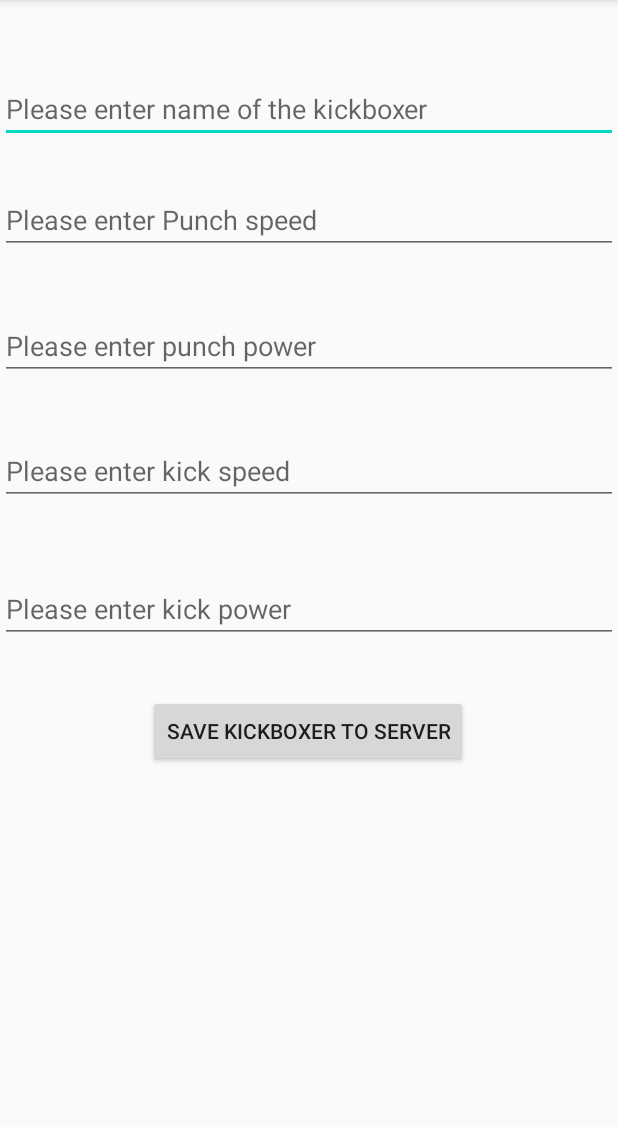
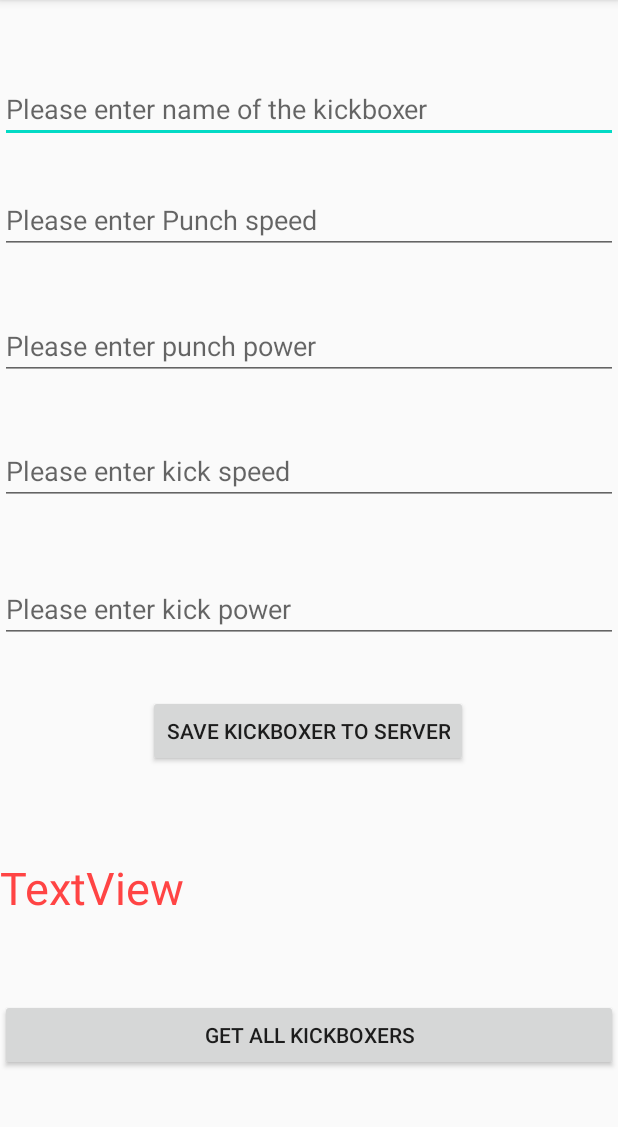
Before and after one commit to darshan0495/InstagramClone, an Android app: the screen it shows after launch (MainActivity), on a phone screen of 412 x 824 dp, the part 84-1211 px from its top. Run offline under Robolectric (Android 15) with nearby library versions, the phone set to English and light mode, and no system bars; libraries missing offline, so code that uses them is left out: com.parse, com.shashank.sony; 1 statement that could not run was skipped.

Commit message:
Get Data from parse Server

```diff
--- a/app/src/main/java/com/example/instagramclone/MainActivity.java
+++ b/app/src/main/java/com/example/instagramclone/MainActivity.java
@@ -6,16 +6,26 @@ import android.os.Bundle;
 import android.view.View;
 import android.widget.Button;
 import android.widget.EditText;
+import android.widget.TextView;
 import android.widget.Toast;
 
+import com.parse.FindCallback;
+import com.parse.GetCallback;
 import com.parse.ParseException;
 import com.parse.ParseObject;
+import com.parse.ParseQuery;
 import com.parse.SaveCallback;
 import com.shashank.sony.fancytoastlib.FancyToast;
 
+import java.util.List;
+
+import static java.nio.file.Paths.get;
+
 public class MainActivity extends AppCompatActivity implements View.OnClickListener{
-    private Button btnSave;
+    private Button btnSave,btnGetAllData;
     private EditText edtName,edtPunchSpeed,edtPunchPower,edtKickSpeed,edtKickPower;
+    private TextView txtGetData;
+    private String allKickBoxers;
     @Override
     protected void onCreate(Bundle savedInstanceState) {
         super.onCreate(savedInstanceState);
@@ -26,8 +36,47 @@ public class MainActivity extends AppCompatActivity implements View.OnClickListe
         edtKickSpeed=findViewById(R.id.edtKickSpeed);
         edtPunchSpeed=findViewById(R.id.edtPunchSpeed);
         edtPunchPower=findViewById(R.id.edtPunchPower);
+        txtGetData=findViewById(R.id.txtGetData);
+        btnGetAllData=findViewById(R.id.btnGetAllData);
 
         btnSave.setOnClickListener(MainActivity.this);
+        txtGetData.setOnClickListener(new View.OnClickListener() {
+            @Override
+            public void onClick(View v) {
+                ParseQuery<ParseObject> parseQuery= ParseQuery.getQuery("kickBoxer");
+                parseQuery.getInBackground("vs4RINNZEA", new GetCallback<ParseObject>() {
+                    @Override
+                    public void done(ParseObject object, ParseException e) {
+                        if(object!=null&&e==null){
+                            txtGetData.setText(object.get("name")+"-"+object.get("punch_power"));
+
+                        }
+                    }
+                });
+            }
+        });
+
+        btnGetAllData.setOnClickListener(new View.OnClickListener() {
+            @Override
+            public void onClick(View v) {
+                allKickBoxers="";
+                ParseQuery<ParseObject> queryAll=ParseQuery.getQuery("kickBoxer");
+                queryAll.findInBackground(new FindCallback<ParseObject>() {
+                    @Override
+                    public void done(List<ParseObject> objects, ParseException e) {
+                        if(e==null){
+                            if(objects.size()>0){
+                                for (ParseObject kickBoxer:objects)
+                                    allKickBoxers = allKickBoxers + kickBoxer.get("name") + "\n";
+                                FancyToast.makeText(MainActivity.this,allKickBoxers,FancyToast.LENGTH_LONG,FancyToast.SUCCESS,false).show();
+                            }else {
+                                FancyToast.makeText(MainActivity.this,e.getMessage(),FancyToast.LENGTH_LONG,FancyToast.ERROR,false).show();
+                            }
+                        }
+                    }
+                });
+            }
+        });
     }
 
 
--- a/app/src/main/res/layout/activity_main.xml
+++ b/app/src/main/res/layout/activity_main.xml
@@ -87,4 +87,27 @@
         app:layout_constraintStart_toStartOf="parent"
         app:layout_constraintTop_toBottomOf="@+id/edtKickPower"
         app:layout_constraintVertical_bias="0.12" />
+
+    <TextView
+        android:id="@+id/txtGetData"
+        android:layout_width="0dp"
+        android:layout_height="wrap_content"
+        android:text="TextView"
+        android:textColor="@android:color/holo_red_light"
+        android:textSize="30sp"
+        app:layout_constraintBottom_toBottomOf="parent"
+        app:layout_constraintEnd_toEndOf="parent"
+        app:layout_constraintStart_toStartOf="parent"
+        app:layout_constraintTop_toBottomOf="@+id/btnSave"
+        app:layout_constraintVertical_bias="0.279" />
+
+    <Button
+        android:id="@+id/btnGetAllData"
+        android:layout_width="0dp"
+        android:layout_height="wrap_content"
+        android:text="get all kickboxers"
+        app:layout_constraintBottom_toBottomOf="parent"
+        app:layout_constraintEnd_toEndOf="parent"
+        app:layout_constraintStart_toStartOf="parent"
+        app:layout_constraintTop_toBottomOf="@+id/txtGetData" />
 </androidx.constraintlayout.widget.ConstraintLayout>
```
